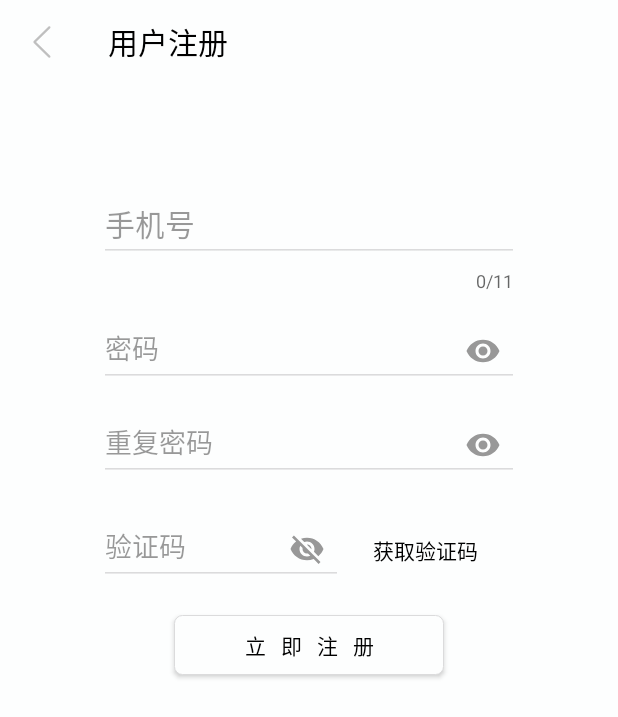
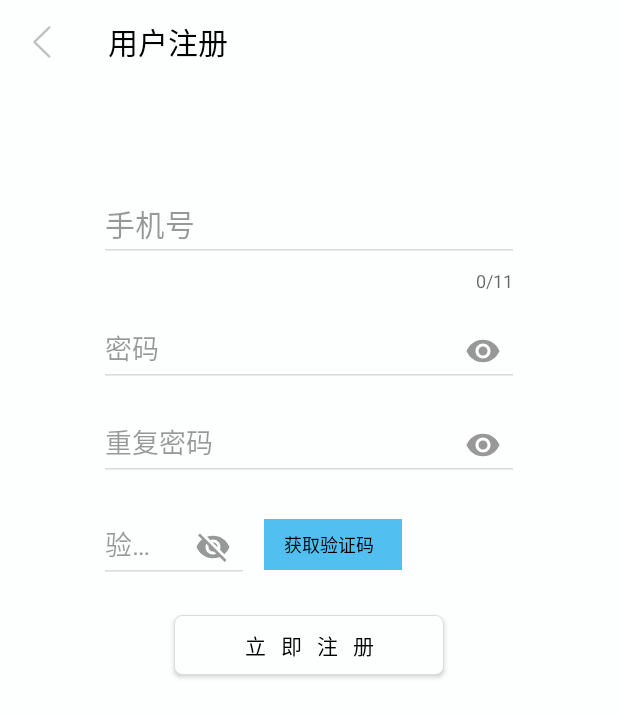
Before and after one commit to lixuehan1129/itigaoDemo, an Android app: the UserRegistActivity screen opened directly, with no data from a screen before it, on a phone screen of 412 x 824 dp. Shown: the top 717 px of the screen. Run offline under Robolectric (Android 15) with nearby library versions, the phone set to English and light mode, and no system bars; libraries missing offline, so code that uses them is left out: cn.smssdk, com.mob; 4 statements that could not run were skipped.

Commit message:
20181127 第三个界面 20181128 第四个界面 20181129 基本界面完成 20181130 完善界面 20181201 修复界面 有点击事件待修复 20181204 视频控件 20181208 注册登录 20181211 按照要求修改 20181212 修改 互动 20181213 基本功能 20181214 短信验证码

```diff
--- a/app/src/main/AndroidManifest.xml
+++ b/app/src/main/AndroidManifest.xml
@@ -39,6 +39,8 @@
     <!-- 蓝牙 -->
     <uses-permission android:name="android.permission.BLUETOOTH" />
     <uses-permission android:name="android.permission.BLUETOOTH_ADMIN" />
+
+    <uses-permission android:name="android.permission.GET_ACCOUNTS"></uses-permission>
 
     <application
         android:allowBackup="true"
--- /dev/null
+++ b/app/src/main/java/com/example/fitdemo/Utils/CountDownTimerUtils.java
@@ -0,0 +1,44 @@
+package com.example.fitdemo.Utils;
+
+import android.annotation.SuppressLint;
+import android.os.CountDownTimer;
+import android.widget.TextView;
+
+import com.example.fitdemo.R;
+
+/**
+ * Created by 最美人间四月天 on 2018/12/14.
+ */
+
+public class CountDownTimerUtils extends CountDownTimer {
+    private TextView mTextView;
+
+    public CountDownTimerUtils(TextView textView,long millisInFuture, long countDownInterval) {//控件，定时总时间,间隔时间
+        super(millisInFuture, countDownInterval);
+        this.mTextView = textView;
+    }
+
+    @SuppressLint("SetTextI18n")
+    @Override
+    public void onTick(long millisUntilFinished) {
+        mTextView.setClickable(false);//设置不可点击
+        mTextView.setText("获取验证码（" + millisUntilFinished/1000 + "）");//设置倒计时时间
+        /* SpannableString spannableString=new SpannableString(bt_getcord.getText().toString());//获取按钮上的文字
+        ForegroundColorSpan span=new ForegroundColorSpan(Color.RED);//设置文字颜色
+        bt_getcord.setAllCaps(false);
+        spannableString.setSpan(span,0,2,Spannable.SPAN_INCLUSIVE_EXCLUSIVE);////将倒计时的时间设置为红色
+        bt_getcord.setText(spannableString);*/
+        mTextView.setBackgroundResource(R.color.colorGray);
+
+    }
+
+    @Override
+    public void onFinish() {
+        mTextView.setClickable(true);//重新获得点击
+        mTextView.setText("  获取验证码    ");
+        mTextView.setBackgroundResource(R.color.colorBlue);
+
+    }
+
+
+}
--- a/app/src/main/java/com/example/fitdemo/Utils/PermissionUtils.java
+++ b/app/src/main/java/com/example/fitdemo/Utils/PermissionUtils.java
@@ -39,6 +39,9 @@ public class PermissionUtils {
         if(ContextCompat.checkSelfPermission(activity,Manifest.permission.CAMERA)!=PackageManager.PERMISSION_GRANTED){
             permissionList.add(Manifest.permission.CAMERA);
         }
+        if(ContextCompat.checkSelfPermission(activity,Manifest.permission.GET_ACCOUNTS)!=PackageManager.PERMISSION_GRANTED){
+            permissionList.add(Manifest.permission.GET_ACCOUNTS);
+        }
         if(!permissionList.isEmpty()){
             String[] permissions= permissionList.toArray(new String[permissionList.size()]);
             ActivityCompat.requestPermissions(activity,permissions,1);
--- a/app/src/main/res/layout/user_regist.xml
+++ b/app/src/main/res/layout/user_regist.xml
@@ -125,9 +125,8 @@
 
                     <android.support.design.widget.TextInputLayout
                         android:id="@+id/user_regist_yan_layout"
-                        android:layout_width="wrap_content"
+                        android:layout_width="100dp"
                         android:layout_height="wrap_content"
-                        android:layout_weight="4"
                         android:textColorHint="@color/colorGray_1"
                         app:passwordToggleEnabled="true"
                         app:passwordToggleTint="@color/colorGray_1"
@@ -139,7 +138,7 @@
                             android:layout_width="match_parent"
                             android:layout_height="wrap_content"
                             android:digits="0123456789"
-                            android:maxLength="15"
+                            android:maxLength="6"
                             android:hint="验证码"
                             android:inputType="text"
                             android:textSize="18sp"
@@ -147,16 +146,25 @@
                             android:singleLine="true" />
                     </android.support.design.widget.TextInputLayout>
 
-                    <TextView
-                        android:id="@+id/user_regist_get"
-                        android:paddingTop="30dp"
-                        android:paddingLeft="20dp"
-                        android:text="获取验证码"
-                        android:textSize="14sp"
-                        android:textColor="@color/colorBlack"
+                    <LinearLayout
                         android:layout_width="wrap_content"
-                        android:layout_height="match_parent"
-                        android:layout_weight="1"/>
+                        android:layout_height="wrap_content"
+                        android:paddingTop="20dp"
+                        android:paddingLeft="10dp">
+
+                        <TextView
+                            android:id="@+id/user_regist_get"
+                            android:padding="8dp"
+                            android:text="  获取验证码    "
+                            android:textSize="12sp"
+                            android:textColor="@color/colorBlack"
+                            android:layout_width="wrap_content"
+                            android:layout_height="match_parent"
+                            android:background="@color/colorBlue"
+                            android:layout_weight="1"/>
+                    </LinearLayout>
+
+
 
                 </LinearLayout>
 
--- a/build.gradle
+++ b/build.gradle
@@ -8,12 +8,13 @@ buildscript {
     }
     dependencies {
         classpath 'com.android.tools.build:gradle:3.0.0'
-
+        classpath "com.mob.sdk:MobSDK:2018.0319.1724"
 
         // NOTE: Do not place your application dependencies here; they belong
         // in the individual module build.gradle files
     }
 }
+
 
 allprojects {
     repositories {
```
Also changed, not shown: app/build.gradle (+9 -0 lines), app/src/main/java/com/example/fitdemo/User/UserRegistActivity.java (+90 -10 lines), app/src/main/java/com/example/fitdemo/Utils/PhoneUtils.java (added, +26 -0 lines), 154 other files.
